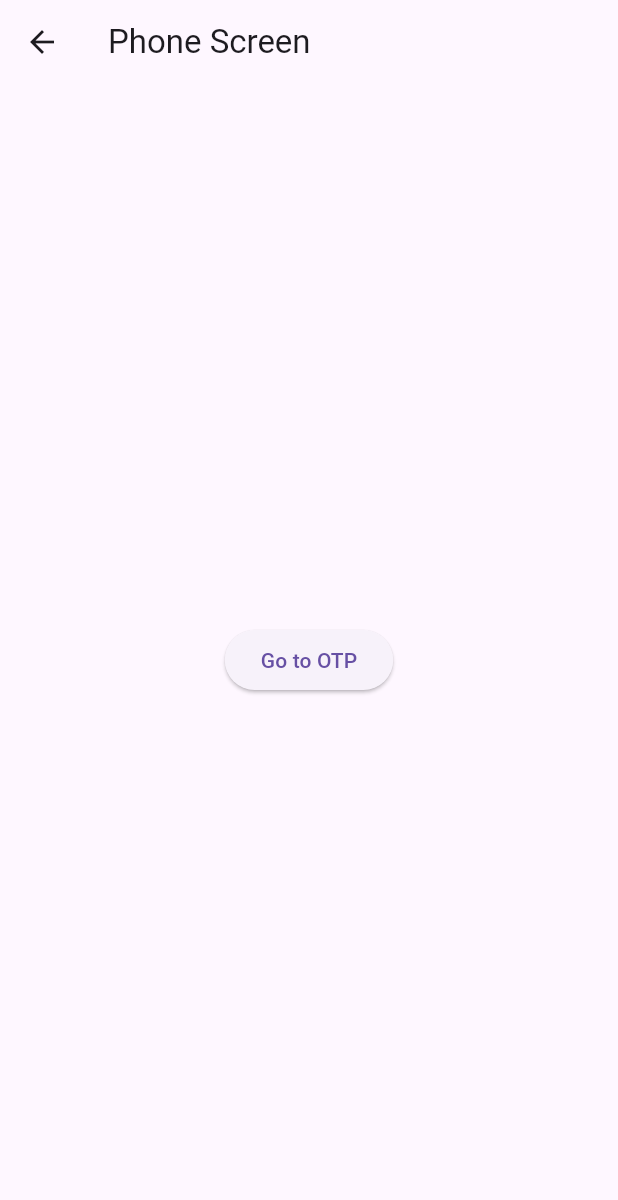
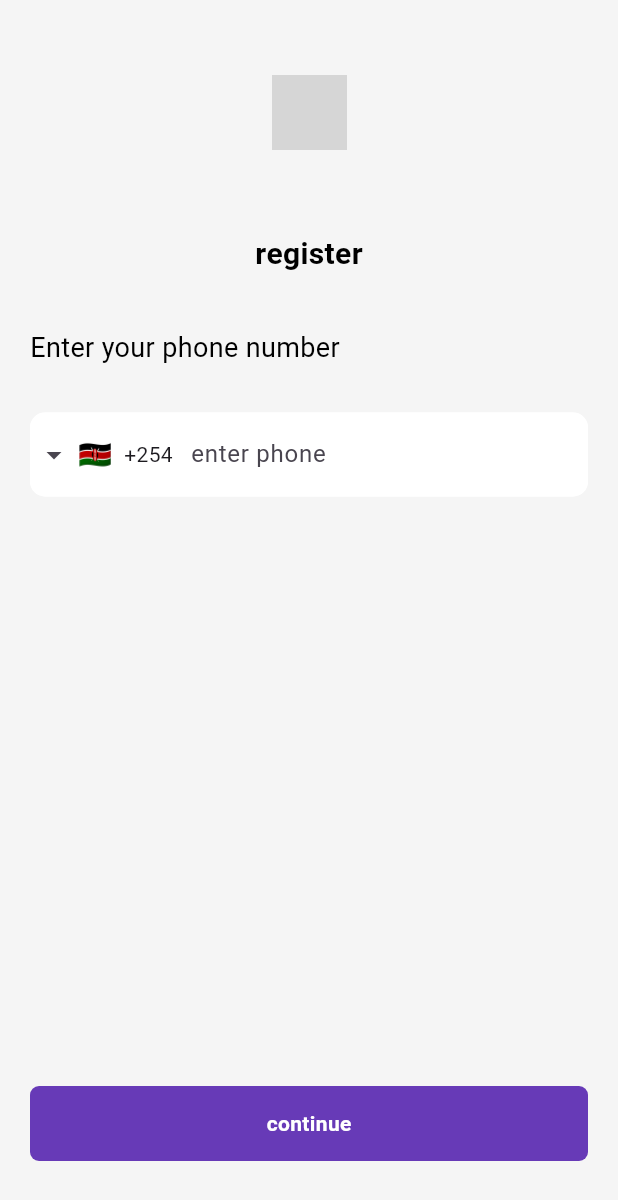
Before and after one commit to shaddybett/dart-prac, a Flutter app: the screen it shows after launch, on a phone screen of 412 x 824 dp. Shown: the top 1200 px of the screen. Run offline on Flutter 3.47's test engine with Material 3 defaults, Android fonts, the phone set to English and light mode, and no system bars; drawn by our look-alikes of intl_phone_field; our stand-ins replace easy_localization, firebase_auth, firebase_core, google_fonts, logger, pinput and 1 more; accounts and stored records are empty; Roboto replaces fonts that are missing (SpaceGrotesk); project files that could hold a hidden picture were left out; grey boxes are pictures that could not be loaded.

Commit message:
setup phone screen page

```diff
--- a/lib/authentication/phone.dart
+++ b/lib/authentication/phone.dart
@@ -1,24 +1,91 @@
+import 'package:easy_localization/easy_localization.dart';
+// import 'package:firebase_auth/firebase_auth.dart';
+import 'package:grocery_app/repository/auth/firebase_auth.dart';
 import 'package:flutter/material.dart';
-import 'package:grocery_app/router/approuter.dart';
+import 'package:shared_preferences/shared_preferences.dart';
+import '../router/approuter.dart';
+import '../utils/constants/customsnackbar.dart';
+import '../utils/widgets/authentication/authpages.dart';
+import '../utils/widgets/authentication/phoneField.dart';
 
-class PhoneScreen extends StatelessWidget {
-  const PhoneScreen({super.key});
+class PhoneScreen extends StatefulWidget {
+  const PhoneScreen({Key? key}) : super(key: key);
+
+  @override
+  State<PhoneScreen> createState() => _PhoneScreenState();
+}
+
+class _PhoneScreenState extends State<PhoneScreen> {
+  final Auth auth = Auth();
+  bool validPhone = false;
+  bool isLoading = false;
+  String phoneNum = "";
+  final TextEditingController phoneController = TextEditingController();
+
+  String? validatePhone(String phone) {
+    if (phone.length != 9) {
+      setState(() {
+        validPhone = false;
+      });
+      return 'Enter a valid phone number (9 digits)';
+    } else {
+      setState(() {
+        validPhone = true;
+        phoneNum = "+254$phone";
+      });
+    }
+    return null;
+  }
+
+  Future<void> _savePhone(String phone) async {
+    final SharedPreferences prefs = await SharedPreferences.getInstance();
+    await prefs.setString('phone', phone);
+  }
+
+  void initiateSignIn() {
+    validatePhone(phoneController.text);
+    if (validPhone) {
+      _savePhone(phoneNum);
+      setState(() {
+        isLoading = true;
+      });
+      auth.signInWithPhone(
+        phoneNum,
+        context,
+        (verificationId, resendToken) {
+          setState(() {
+            isLoading = false;
+          });
+          Navigator.pushNamed(
+            context,
+            AppRouter.otpscreen,
+            arguments: verificationId,
+          );
+        },
+        (errorMessage) {
+          setState(() {
+            isLoading = false;
+          });
+          showCustomSnackbar(context, errorMessage);
+        },
+      );
+    } else {
+      showCustomSnackbar(context, 'Please enter a valid phone number (9 digits)');
+    }
+  }
 
   @override
   Widget build(BuildContext context) {
-    return Scaffold(
-      appBar: AppBar(
-        title: Text('Phone Screen'),
-      ),
-      body: Center(
-        child: ElevatedButton(
-            onPressed: () {
-            Navigator.pushNamed(
-              context,
-              AppRouter.otpscreen,
-              arguments: "123456",
-          );
-        }, child: Text('Go to OTP')),
+    return AuthPageManager(
+      pagetitle: 'register'.tr(),
+      onButtonPressed: initiateSignIn,
+      buttontext: "continue".tr(),
+      pagedescription: "Enter your phone number".tr(),
+      children: Column(
+        children: [
+          Phonefield(phoneController: phoneController),
+          isLoading ? CircularProgressIndicator() : Container(),
+        ],
       ),
     );
   }
--- /dev/null
+++ b/lib/utils/constants/defaultPadding.dart
@@ -0,0 +1,3 @@
+//
+const defaultPadding =20.0;
+const heightPadding = 12.0;
--- /dev/null
+++ b/lib/utils/constants/formatting.dart
@@ -0,0 +1,10 @@
+import 'package:easy_localization/easy_localization.dart';
+import 'package:intl/intl.dart';
+toLocaleString(double number) {
+   return NumberFormat('#,##0', 'en_US').format(number);
+}
+
+
+String formatDate(DateTime date) {
+  return DateFormat('yyyy-MM-dd').format(date);
+}
--- /dev/null
+++ b/lib/utils/constants/limits.dart
@@ -0,0 +1,4 @@
+double needsLimitRate = 50;
+double wantsLimitRate = 30;
+double savingsLimitRate = 10;
+double debtLimitRate = 10;
--- /dev/null
+++ b/lib/utils/constants/textutil.dart
@@ -0,0 +1,39 @@
+import 'package:flutter/material.dart';
+import 'package:google_fonts/google_fonts.dart';
+
+class AppTextStyles {
+  static const double _fontSizeSmall = 10;
+  static const double _fontSizeMedium = 14;
+  static const double _fontSizeNormal = 18;
+  static const double _fontSizeLarge = 20;
+  static const double _fontSizeExtraLarge = 32;
+
+   static TextStyle _baseStyle(double fontSize, FontWeight fontWeight, [Color color = Colors.black]) {
+    return TextStyle(
+      fontSize: fontSize,
+      fontWeight: fontWeight,
+      color: color,
+      fontFamily: 'SpaceGrotesk',
+    );
+  }
+
+  static TextStyle get normal => _baseStyle(_fontSizeNormal, FontWeight.normal);
+  static TextStyle get bold => _baseStyle(_fontSizeNormal, FontWeight.bold);
+  static TextStyle get light => _baseStyle(_fontSizeNormal, FontWeight.w300);
+  static TextStyle get large => _baseStyle(_fontSizeLarge, FontWeight.normal);
+  static TextStyle get medium => _baseStyle(_fontSizeMedium, FontWeight.normal);
+  static TextStyle get largeBold => _baseStyle(_fontSizeLarge, FontWeight.bold);
+  static TextStyle get extralarge => _baseStyle(_fontSizeExtraLarge, FontWeight.normal);
+  static TextStyle get smallLight => _baseStyle(_fontSizeSmall, FontWeight.bold);
+}
+
+extension AppText on Text {
+  Text normal({Color color = Colors.black}) => Text(data!, style: style?.merge(AppTextStyles._baseStyle(AppTextStyles._fontSizeNormal, FontWeight.normal, color)) ?? AppTextStyles._baseStyle(AppTextStyles._fontSizeNormal, FontWeight.normal, color));
+  Text bold({Color color = Colors.black}) => Text(data!, style: style?.merge(AppTextStyles._baseStyle(AppTextStyles._fontSizeNormal, FontWeight.bold, color)) ?? AppTextStyles._baseStyle(AppTextStyles._fontSizeNormal, FontWeight.bold, color));
+  Text light({Color color = Colors.black}) => Text(data!, style: style?.merge(AppTextStyles._baseStyle(AppTextStyles._fontSizeNormal, FontWeight.w300, color)) ?? AppTextStyles._baseStyle(AppTextStyles._fontSizeNormal, FontWeight.w300, color));
+  Text large({Color color = Colors.black}) => Text(data!, style: style?.merge(AppTextStyles._baseStyle(AppTextStyles._fontSizeLarge, FontWeight.normal, color)) ?? AppTextStyles._baseStyle(AppTextStyles._fontSizeLarge, FontWeight.normal, color));
+  Text medium({Color color = Colors.black, FontWeight fontWeight = FontWeight.normal}) => Text(data!, style: style?.merge(AppTextStyles._baseStyle(AppTextStyles._fontSizeMedium, fontWeight, color)) ?? AppTextStyles._baseStyle(AppTextStyles._fontSizeMedium, fontWeight, color));
+  Text largeBold({Color color = Colors.black, FontWeight fontWeight = FontWeight.bold}) => Text(data!, style: style?.merge(AppTextStyles._baseStyle(AppTextStyles._fontSizeLarge, fontWeight, color)) ?? AppTextStyles._baseStyle(AppTextStyles._fontSizeLarge, fontWeight, color));
+  Text extralargeBold({Color color = Colors.black}) => Text(data!, style: style?.merge(AppTextStyles._baseStyle(AppTextStyles._fontSizeExtraLarge, FontWeight.normal, color)) ?? AppTextStyles._baseStyle(AppTextStyles._fontSizeExtraLarge, FontWeight.normal, color));
+  Text smallLight({Color color = Colors.black}) => Text(data!, style: style?.merge(AppTextStyles._baseStyle(AppTextStyles._fontSizeSmall, FontWeight.w100, color)) ?? AppTextStyles._baseStyle(AppTextStyles._fontSizeSmall, FontWeight.bold, color));
+}
--- /dev/null
+++ b/lib/utils/globals.dart
@@ -0,0 +1,50 @@
+import 'package:flutter/material.dart';
+import 'package:flutter/services.dart';
+// import 'package:flutter_svg/flutter_svg.dart';
+// import 'package:logger/logger.dart';
+// import 'package:pocketwise/repository/income.repo.dart';
+// import 'package:provider/provider.dart';
+
+// import '../provider/category_provider.dart';
+// import '../repository/expense.repo.dart';
+
+// Expense
+// ExpenseRepository expenseRepository = ExpenseRepository();
+// IncomeRepository incomeRepository = IncomeRepository();
+
+class PocketWiseLogo extends StatelessWidget {
+  final bool darkMode;
+  const PocketWiseLogo({super.key, required this.darkMode});
+
+  @override
+  Widget build(BuildContext context) {
+    return !darkMode
+        ? Align(
+            alignment: Alignment.topCenter,
+            child: Container(
+              width: 50,
+              height: 50,
+              child: Image.asset('assets/vector.png '),
+            ),
+          )
+        : Align(
+            alignment: Alignment.topCenter,
+            child: Container(
+                width: 70,
+                height: 70,
+                child: Image.asset('assets/vector.png')),
+          );
+  }
+}
+
+Future<void> saveUserIDToNative(userID) async {
+  const platform = MethodChannel('com.pocketwise.app/simulator');
+  // Logger().i('simulateExpense called with userID: $userID');
+  try {
+    final String result =
+        await platform.invokeMethod('simulateExpenseSMS', {'USERID': userID});
+    print(result);
+  } on PlatformException catch (e) {
+    print("Failed to invoke method: '${e.message}'.");
+  }
+}
--- /dev/null
+++ b/lib/utils/widgets/authentication/authpages.dart
@@ -0,0 +1,98 @@
+import 'package:easy_localization/easy_localization.dart';
+import 'package:flutter/material.dart';
+import 'package:grocery_app/utils/constants/colors.dart';
+import 'package:grocery_app/utils/constants/defaultPadding.dart';
+import 'package:grocery_app/utils/constants/textutil.dart';
+import 'package:grocery_app/utils/globals.dart';
+import 'package:grocery_app/utils/widgets/authentication/customElevatedButton.dart';
+
+class AuthPageManager extends StatelessWidget {
+  final String pagetitle;
+  final String buttontext;
+  final String pagedescription;
+  final VoidCallback onButtonPressed;
+  final Widget? children;
+  const AuthPageManager({
+    super.key,
+    required this.children,
+    required this.pagetitle,
+    required this.pagedescription,
+    this.buttontext = "Continue",
+    required this.onButtonPressed,
+  });
+
+  @override
+  Widget build(BuildContext context) {
+    return Scaffold(
+      backgroundColor: backgroundColor,
+      body: SafeArea(
+        child: SingleChildScrollView(
+          child: Padding(
+            padding: EdgeInsets.symmetric(horizontal: defaultPadding),
+            child: Container(
+              height: MediaQuery.of(context).size.height, // Set height to match screen height
+              child: Column(
+                crossAxisAlignment: CrossAxisAlignment.stretch, // Stretch children horizontally
+                children: [
+                  const SizedBox(height: 50),
+                  // LOGO
+                  PocketWiseLogo(
+                    darkMode: false,
+                  ),
+
+                  const SizedBox(height: 50),
+
+                  // Page Title
+                  Padding(
+                    padding: const EdgeInsets.only(top: 5),
+                    child: Align(
+                      alignment: Alignment.center,
+                      child: Text(
+                        pagetitle,
+                      ).largeBold(),
+                    ),
+                  ),
+
+                  const SizedBox(height: 30),
+
+                  // Page Description
+                  Padding(
+                    padding: const EdgeInsets.only(top: 5),
+                    child: Align(
+                      alignment: Alignment.topLeft,
+                      child: Text(
+                        pagedescription,
+                      ).normal(),
+                    ),
+                  ),
+
+                  const SizedBox(height: 30),
+
+                  // Children widget
+                  children ?? Container(),
+
+                  const Spacer(),
+
+                  // Button
+                  Align(
+                    alignment: Alignment.bottomCenter,
+                    child: Container(
+                      width: double.infinity,
+                      height: 50,
+                      child: Customelevatedbutton(
+                        text: buttontext,
+                        textcolor: white,
+                        onPressed: onButtonPressed,
+                      ),
+                    ),
+                  ),
+                    const SizedBox(height: 50),
+                ],
+              ),
+            ),
+          ),
+        ),
+      ),
+    );
+  }
+}
--- /dev/null
+++ b/lib/utils/widgets/authentication/customElevatedButton.dart
@@ -0,0 +1,30 @@
+import 'package:flutter/material.dart';
+import 'package:grocery_app/utils/constants/colors.dart';
+import 'package:grocery_app/utils/constants/textutil.dart';
+
+
+class Customelevatedbutton extends StatelessWidget {
+  final String text;
+  final VoidCallback? onPressed;
+  final Color? color;
+   final Color? textcolor;
+  const Customelevatedbutton({super.key, required this.text,  required this.onPressed, this.textcolor, this.color =Colors.deepPurple });
+
+  @override
+  Widget build(BuildContext context) {
+    return GestureDetector(
+      onTap: onPressed,
+      child: Container(
+        // width: MediaQuery.of(context).size.width,
+        height: 50,
+        decoration: ShapeDecoration(
+      color: color,
+      shape: RoundedRectangleBorder(borderRadius: BorderRadius.circular(6)),
+        ),
+        child: Center(
+      child: Text(text, style: AppTextStyles.medium.copyWith(color: textcolor, fontWeight: FontWeight.bold),),
+        ),
+      ),
+    );
+  }
+}
--- /dev/null
+++ b/lib/utils/widgets/authentication/phoneField.dart
@@ -0,0 +1,71 @@
+import 'package:easy_localization/easy_localization.dart';
+import 'package:flutter/material.dart';
+import 'package:intl_phone_field/intl_phone_field.dart';
+
+import '../../constants/colors.dart';
+import '../../constants/textutil.dart';
+
+class Phonefield extends StatefulWidget {
+  final TextEditingController phoneController;
+  const Phonefield({super.key, required this.phoneController});
+
+  @override
+  State<Phonefield> createState() => _PhonefieldState();
+}
+
+class _PhonefieldState extends State<Phonefield> {
+  bool validphone = false;
+  bool _showPhoneNoErrorText = false;
+  String _selectedCountryCode = "+254";
+
+  _hidePhoneNumberErrorMessage() {
+    setState(() {
+      _showPhoneNoErrorText = false;
+    });
+  }
+
+  @override
+  Widget build(BuildContext context) {
+    return IntlPhoneField(
+      controller: widget.phoneController,
+      disableLengthCheck: true,
+      decoration: InputDecoration(
+        filled: true,
+        fillColor: Colors.white,
+        enabledBorder: OutlineInputBorder(
+          borderRadius: const BorderRadius.all(Radius.circular(10.0)),
+          borderSide: BorderSide(width: 1, color: Colors.white),
+        ),
+        focusedBorder: OutlineInputBorder(
+          borderRadius: const BorderRadius.all(Radius.circular(10.0)),
+          borderSide: BorderSide(width: 1, color: primaryColor),
+        ),
+        labelText: "enter phone".tr(),
+        hintText: 'e.g 700000000',
+        hintStyle: AppTextStyles.smallLight.copyWith(color: Colors.grey),
+      ),
+      initialCountryCode: 'KE',
+      autovalidateMode: AutovalidateMode.onUserInteraction,
+      validator: (phone) {
+        if (phone!.number.length != 9) {
+          setState(() {
+            validphone = false;
+          });
+          return 'Enter a valid phone number (9 digits)';
+        } else {
+          setState(() {
+            validphone = true;
+          });
+        }
+        return null;
+      },
+      onChanged: (phone) {
+        _hidePhoneNumberErrorMessage();
+      },
+      onCountryChanged: (country) {
+        _selectedCountryCode = "+${country.fullCountryCode}";
+        _hidePhoneNumberErrorMessage();
+      },
+    );
+  }
+}
```
Also changed, not shown: lib/repository/auth/firebase_auth.dart (added, +57 -0 lines), lib/utils/constants/colors.dart (added, +41 -0 lines), lib/utils/constants/customAppBar.dart (added, +27 -0 lines), lib/utils/constants/customsnackbar.dart (added, +56 -0 lines), lib/utils/widgets/authentication/otpField.dart (added, +115 -0 lines), pubspec.yaml (+25 -10 lines), assets/vector.png (added), lib/repository/one.dart (added), lib/utils/constants/fontstyles.dart (added), lib/utils/one.dart (added), lib/utils/widgets/one.dart (added), pubspec.lock, 3 other files.
